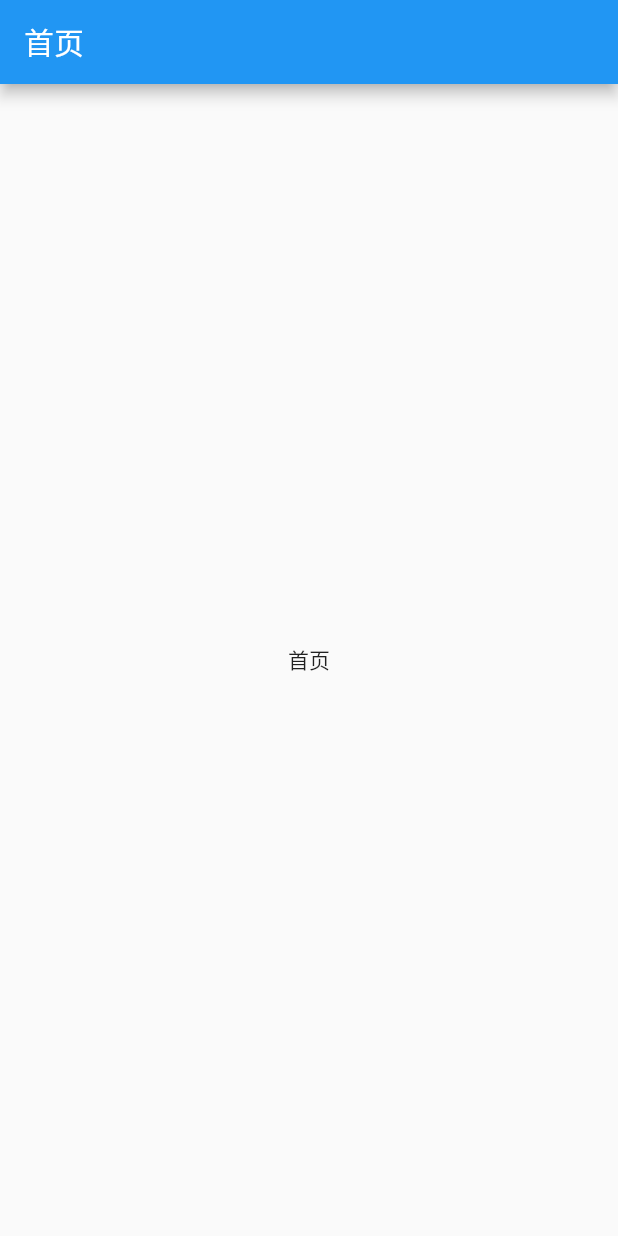
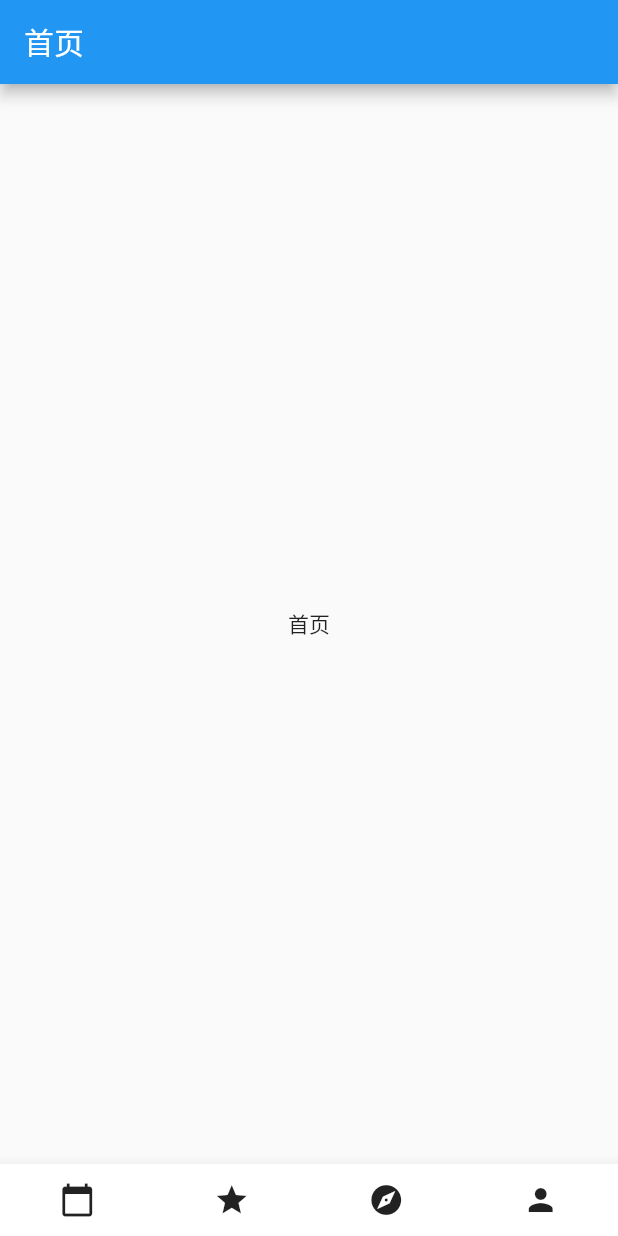
Before and after one commit to skyinJune/todo_flutter, a Flutter app: the screen it shows after launch, on a phone screen of 412 x 824 dp. Run offline on Flutter 3.47's test engine with Material 2 defaults, Android fonts, the phone set to English and light mode, and no system bars.

Commit message:
bottom bar 初探索

```diff
--- a/lib/routes/home/index.dart
+++ b/lib/routes/home/index.dart
@@ -1,4 +1,5 @@
 import 'package:flutter/material.dart';
+import 'package:todo_flutter/routes/collection/index.dart';
 
 class HomePage extends StatelessWidget {
   @override
@@ -10,6 +11,36 @@ class HomePage extends StatelessWidget {
       body: Center(
         child: Text('首页'),
       ),
+      bottomNavigationBar: BottomAppBar(
+        color: Colors.white,
+        child: Row(
+          children: [
+            IconButton(
+                icon: Icon(Icons.calendar_today),
+                onPressed: () {
+                  print('1');
+                }),
+            IconButton(
+                icon: Icon(Icons.star),
+                onPressed: () {
+                  Navigator.push(context, MaterialPageRoute(builder: (context) {
+                    return CollectionPage();
+                  }));
+                }),
+            IconButton(
+                icon: Icon(Icons.explore),
+                onPressed: () {
+                  print('1');
+                }),
+            IconButton(
+                icon: Icon(Icons.person),
+                onPressed: () {
+                  print('1');
+                }),
+          ],
+          mainAxisAlignment: MainAxisAlignment.spaceAround,
+        ),
+      ),
     );
   }
 }
```
Also changed, not shown: lib/routes/collection/index.dart (added, +15 -0 lines).
